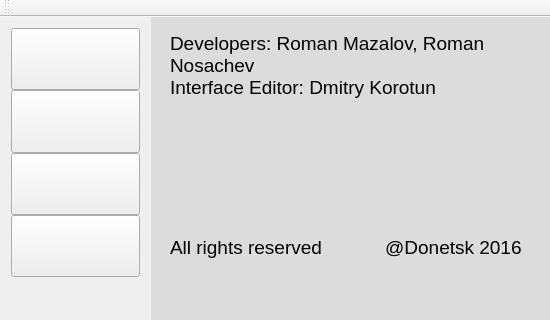
Before: the Qt Designer form EncrypterDecrypter/Encypter.ui in PI15b/EncrypterDecrypter, drawn with Qt 5.
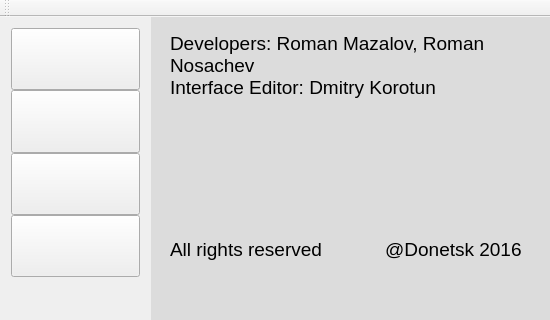
After: the same form once the commit is applied. The open tabs and pages were chosen to show the change.

```diff
--- a/EncrypterDecrypter/Encypter.ui
+++ b/EncrypterDecrypter/Encypter.ui
@@ -969,12 +969,12 @@
         <string>&lt;!DOCTYPE HTML PUBLIC &quot;-//W3C//DTD HTML 4.0//EN&quot; &quot;http://www.w3.org/TR/REC-html40/strict.dtd&quot;&gt;
 &lt;html&gt;&lt;head&gt;&lt;meta name=&quot;qrichtext&quot; content=&quot;1&quot; /&gt;&lt;style type=&quot;text/css&quot;&gt;
 p, li { white-space: pre-wrap; }
-&lt;/style&gt;&lt;/head&gt;&lt;body style=&quot; font-family:'MS Shell Dlg 2'; font-size:8.25pt; font-weight:400; font-style:normal;&quot;&gt;
-&lt;p style=&quot; margin-top:0px; margin-bottom:0px; margin-left:0px; margin-right:0px; -qt-block-indent:0; text-indent:0px;&quot;&gt;&lt;span style=&quot; font-size:14pt;&quot;&gt;Developers: Roman Mazalov, Roman Nosachev&lt;br /&gt;Interface Editor: Dmitry Korotun&lt;br /&gt;&lt;br /&gt;&lt;br /&gt;&lt;br /&gt;&lt;/span&gt;&lt;/p&gt;
-&lt;p style=&quot;-qt-paragraph-type:empty; margin-top:0px; margin-bottom:0px; margin-left:0px; margin-right:0px; -qt-block-indent:0; text-indent:0px; font-size:14pt;&quot;&gt;&lt;br /&gt;&lt;/p&gt;
-&lt;p style=&quot;-qt-paragraph-type:empty; margin-top:0px; margin-bottom:0px; margin-left:0px; margin-right:0px; -qt-block-indent:0; text-indent:0px;&quot;&gt;&lt;br /&gt;&lt;/p&gt;
-&lt;p style=&quot;-qt-paragraph-type:empty; margin-top:0px; margin-bottom:0px; margin-left:0px; margin-right:0px; -qt-block-indent:0; text-indent:0px; font-size:14pt;&quot;&gt;&lt;br /&gt;&lt;/p&gt;
-&lt;p style=&quot; margin-top:0px; margin-bottom:0px; margin-left:0px; margin-right:0px; -qt-block-indent:0; text-indent:0px;&quot;&gt;&lt;span style=&quot; font-size:14pt;&quot;&gt;All rights reserved            @Donetsk 2016&lt;/span&gt;&lt;/p&gt;&lt;/body&gt;&lt;/html&gt;</string>
+&lt;/style&gt;&lt;/head&gt;&lt;body style=&quot; font-family:'Courier 10 Pitch'; font-size:10pt; font-weight:400; font-style:normal;&quot;&gt;
+&lt;p style=&quot; margin-top:0px; margin-bottom:0px; margin-left:0px; margin-right:0px; -qt-block-indent:0; text-indent:0px;&quot;&gt;&lt;span style=&quot; font-family:'MS Shell Dlg 2'; font-size:14pt;&quot;&gt;Developers: Roman Mazalov, Roman Nosachev&lt;br /&gt;Interface Editor: Dmitry Korotun&lt;br /&gt;&lt;br /&gt;&lt;br /&gt;&lt;br /&gt;&lt;/span&gt;&lt;/p&gt;
+&lt;p style=&quot;-qt-paragraph-type:empty; margin-top:0px; margin-bottom:0px; margin-left:0px; margin-right:0px; -qt-block-indent:0; text-indent:0px; font-family:'MS Shell Dlg 2'; font-size:14pt;&quot;&gt;&lt;br /&gt;&lt;/p&gt;
+&lt;p style=&quot;-qt-paragraph-type:empty; margin-top:0px; margin-bottom:0px; margin-left:0px; margin-right:0px; -qt-block-indent:0; text-indent:0px; font-family:'MS Shell Dlg 2'; font-size:8.25pt;&quot;&gt;&lt;br /&gt;&lt;/p&gt;
+&lt;p style=&quot;-qt-paragraph-type:empty; margin-top:0px; margin-bottom:0px; margin-left:0px; margin-right:0px; -qt-block-indent:0; text-indent:0px; font-family:'MS Shell Dlg 2'; font-size:14pt;&quot;&gt;&lt;br /&gt;&lt;/p&gt;
+&lt;p style=&quot; margin-top:0px; margin-bottom:0px; margin-left:0px; margin-right:0px; -qt-block-indent:0; text-indent:0px;&quot;&gt;&lt;span style=&quot; font-family:'MS Shell Dlg 2'; font-size:14pt;&quot;&gt;All rights reserved            @Donetsk 2016&lt;/span&gt;&lt;/p&gt;&lt;/body&gt;&lt;/html&gt;</string>
        </property>
       </widget>
      </widget>
```
Left out of the diff: 12 changed lines with no effect on the pictures.
